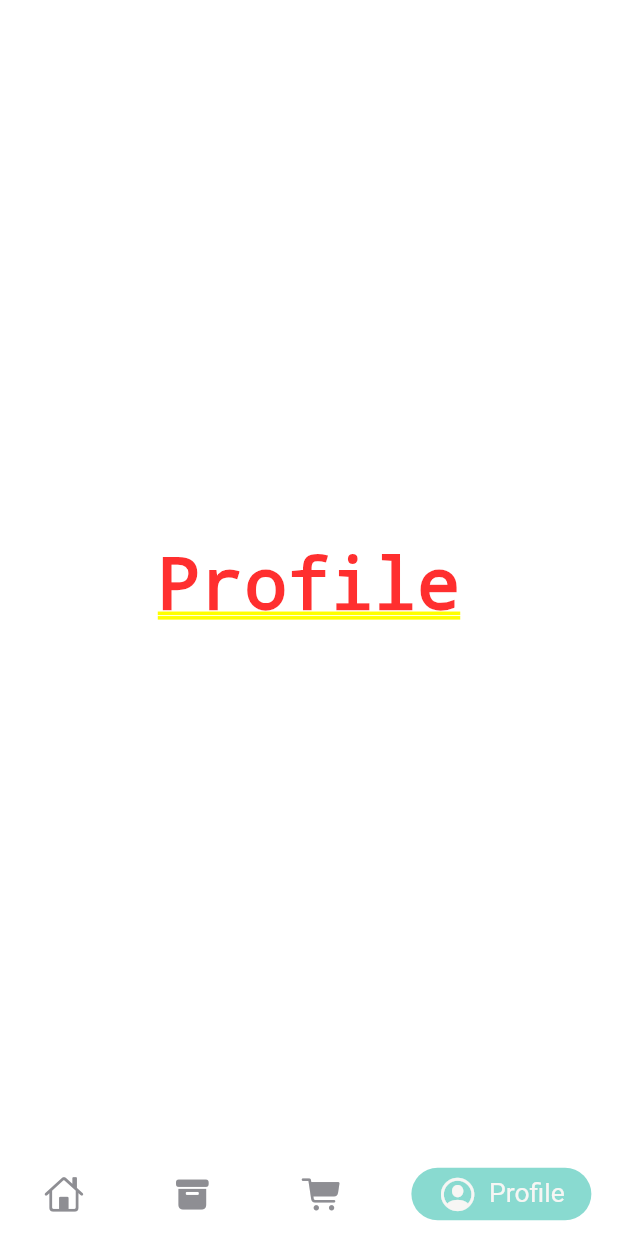
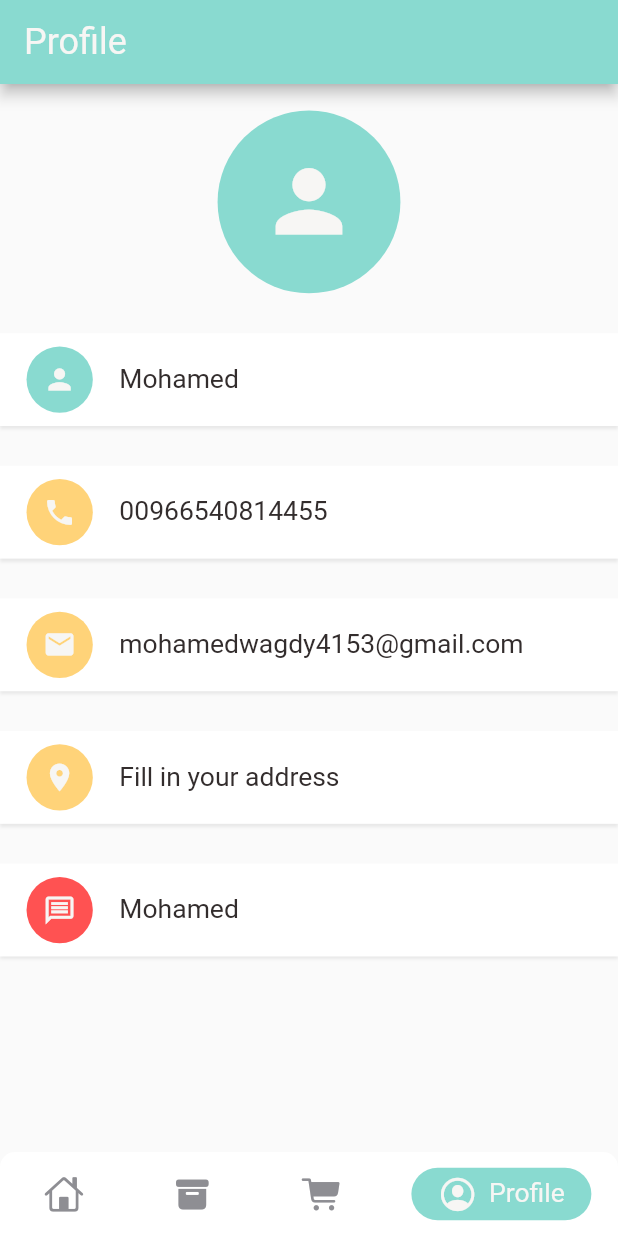
Before and after one commit to mohamedwagdy581/food_delivery, a Flutter app: the screen it shows after launch, item 4 of the bottom bar chosen, on a phone screen of 412 x 824 dp. Run offline on Flutter 3.47's test engine with Material 2 defaults, Android fonts, the phone set to English and light mode, and no system bars; drawn by our look-alikes of persistent_bottom_nav_bar; our stand-ins replace dots_indicator, firebase_core, get, shared_preferences; accounts and stored records are empty; network calls fail.

Commit message:
Profile UI and some adding of signup UI

```diff
--- /dev/null
+++ b/lib/pages/account/account_page.dart
@@ -0,0 +1,129 @@
+import 'package:flutter/material.dart';
+import 'package:food_delivery/utils/colors.dart';
+import 'package:food_delivery/utils/dimensions.dart';
+import 'package:food_delivery/widgets/account_widget.dart';
+import 'package:food_delivery/widgets/app_icon.dart';
+
+import '../../widgets/big_text.dart';
+
+class AccountPage extends StatelessWidget {
+  const AccountPage({Key? key}) : super(key: key);
+
+  @override
+  Widget build(BuildContext context) {
+    return Scaffold(
+      appBar: AppBar(
+        backgroundColor: AppColors.mainColor,
+        title: BigText(
+          text: 'Profile',
+          size: 24,
+          color: AppColors.buttonBackgroundColor,
+        ),
+      ),
+      body: Container(
+        width: double.maxFinite,
+        margin: EdgeInsets.only(top: Dimensions.height20),
+        child: Column(
+          children: [
+            // Profile Icon
+            AppIcon(
+              onTap: () {},
+              icon: Icons.person,
+              backgroundColor: AppColors.mainColor,
+              iconColor: AppColors.buttonBackgroundColor,
+              iconSize: Dimensions.height45 + Dimensions.height30,
+              size: Dimensions.height15 * 10,
+            ),
+            SizedBox(height: Dimensions.height30,),
+
+            Expanded(
+              child: SingleChildScrollView(
+                child: Column(
+                  children: [
+                    // Name
+                    AccountWidget(
+                      bigText: BigText(
+                        text: 'Mohamed',
+                      ),
+                      appIcon: AppIcon(
+                        onTap: () {},
+                        icon: Icons.person,
+                        backgroundColor: AppColors.mainColor,
+                        iconColor: AppColors.buttonBackgroundColor,
+                        iconSize: Dimensions.height10*5/2,
+                        size: Dimensions.height10 * 5,
+                      ),
+                    ),
+                    SizedBox(height: Dimensions.height30,),
+
+                    // Phone
+                    AccountWidget(
+                      bigText: BigText(
+                        text: '00966540814455',
+                      ),
+                      appIcon: AppIcon(
+                        onTap: () {},
+                        icon: Icons.phone,
+                        backgroundColor: AppColors.yellowColor,
+                        iconColor: AppColors.buttonBackgroundColor,
+                        iconSize: Dimensions.height10*5/2,
+                        size: Dimensions.height10 * 5,
+                      ),
+                    ),
+                    SizedBox(height: Dimensions.height30,),
+                    // Email
+                    AccountWidget(
+                      bigText: BigText(
+                        text: 'mohamedwagdy4153@gmail.com',
+                      ),
+                      appIcon: AppIcon(
+                        onTap: () {},
+                        icon: Icons.email,
+                        backgroundColor: AppColors.yellowColor,
+                        iconColor: AppColors.buttonBackgroundColor,
+                        iconSize: Dimensions.height10*5/2,
+                        size: Dimensions.height10 * 5,
+                      ),
+                    ),
+                    SizedBox(height: Dimensions.height30,),
+
+                    // Address
+                    AccountWidget(
+                      bigText: BigText(
+                        text: 'Fill in your address',
+                      ),
+                      appIcon: AppIcon(
+                        onTap: () {},
+                        icon: Icons.location_on,
+                        backgroundColor: AppColors.yellowColor,
+                        iconColor: AppColors.buttonBackgroundColor,
+                        iconSize: Dimensions.height10*5/2,
+                        size: Dimensions.height10 * 5,
+                      ),
+                    ),
+                    SizedBox(height: Dimensions.height30,),
+
+                    // Message
+                    AccountWidget(
+                      bigText: BigText(
+                        text: 'Mohamed',
+                      ),
+                      appIcon: AppIcon(
+                        onTap: () {},
+                        icon: Icons.message_outlined,
+                        backgroundColor: Colors.redAccent,
+                        iconColor: AppColors.buttonBackgroundColor,
+                        iconSize: Dimensions.height10*5/2,
+                        size: Dimensions.height10 * 5,
+                      ),
+                    ),
+                  ],
+                ),
+              ),
+            ),
+          ],
+        ),
+      ),
+    );
+  }
+}
--- a/lib/pages/home/home_page.dart
+++ b/lib/pages/home/home_page.dart
@@ -1,6 +1,8 @@
 
 import 'package:flutter/cupertino.dart';
 import 'package:flutter/material.dart';
+import 'package:food_delivery/pages/account/account_page.dart';
+import 'package:food_delivery/pages/auth/sign_up_page.dart';
 import 'package:food_delivery/pages/cart/cart_history.dart';
 import 'package:food_delivery/pages/home/main_food_page.dart';
 import 'package:food_delivery/utils/colors.dart';
@@ -113,9 +115,9 @@ class _HomePageState extends State<HomePage> {
   List<Widget> _buildScreens() {
     return const [
       MainFoodPage(),
-      Center(child: Text('History')),
+      SignUpPage(),
       CartHistory(),
-      Center(child: Text('Profile')),
+      AccountPage(),
     ];
   }
 
--- a/lib/utils/app_constants.dart
+++ b/lib/utils/app_constants.dart
@@ -6,6 +6,7 @@ class AppConstants
   static const String BASE_URL = 'http://mvs.bslmeiyu.com';
   static const String POPULAR_PRODUCT_URI = '/api/v1/products/popular';
   static const String RECOMNENDED_PRODUCT_URI = '/api/v1/products/recommended';
+  static const String DRINKS_URI = '/api/v1/products/drinks';
 
   static const String UPLOAD_URL = '/uploads/';
 
--- /dev/null
+++ b/lib/widgets/account_widget.dart
@@ -0,0 +1,34 @@
+import 'package:flutter/material.dart';
+import 'package:food_delivery/utils/dimensions.dart';
+import 'package:food_delivery/widgets/app_icon.dart';
+import 'package:food_delivery/widgets/big_text.dart';
+
+class AccountWidget extends StatelessWidget {
+  AppIcon appIcon;
+  BigText bigText;
+  AccountWidget({Key? key, required this.bigText, required this.appIcon}) : super(key: key);
+
+  @override
+  Widget build(BuildContext context) {
+    return Container(
+      padding: EdgeInsets.only(left: Dimensions.width20, top: Dimensions.width10, bottom: Dimensions.width10),
+      decoration: BoxDecoration(
+        color: Colors.white,
+        boxShadow: [
+          BoxShadow(
+            blurRadius: 1,
+            offset: const Offset(0, 2),
+            color: Colors.grey.withOpacity(0.2),
+          )
+        ]
+      ),
+      child: Row(
+        children: [
+          appIcon,
+          SizedBox(width: Dimensions.width20,),
+          bigText,
+        ],
+      ),
+    );
+  }
+}
```
Also changed, not shown: lib/pages/auth/sign_up_page.dart (added, +83 -0 lines), lib/pages/home/main_food_page.dart (+39 -10 lines), lib/widgets/default_text_form_field.dart (added, +76 -0 lines).
